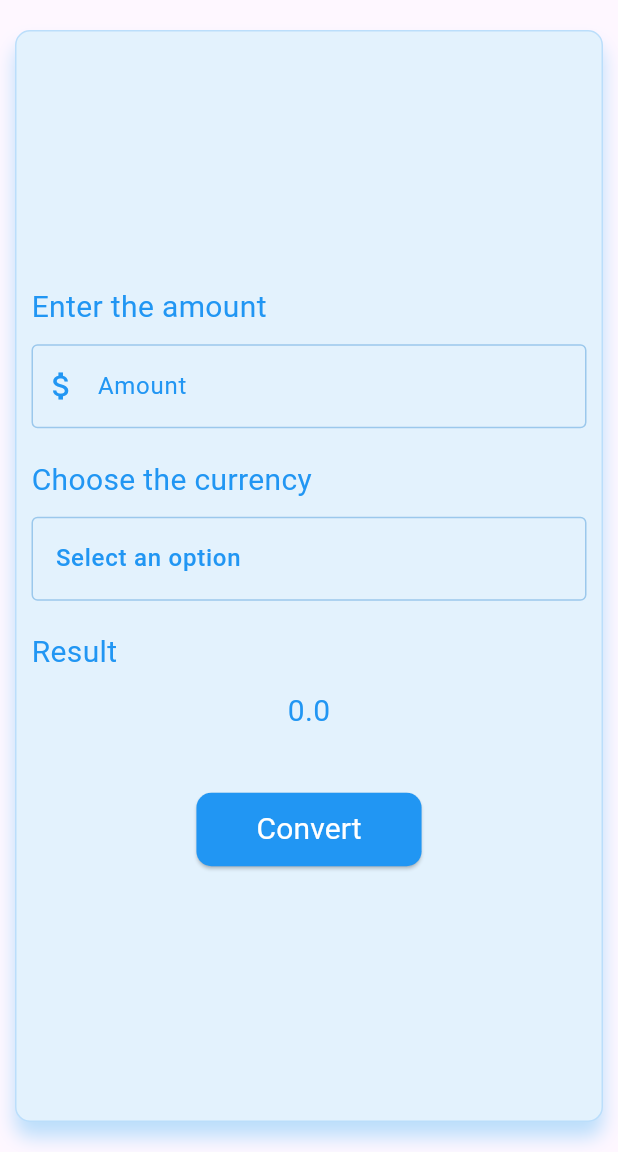
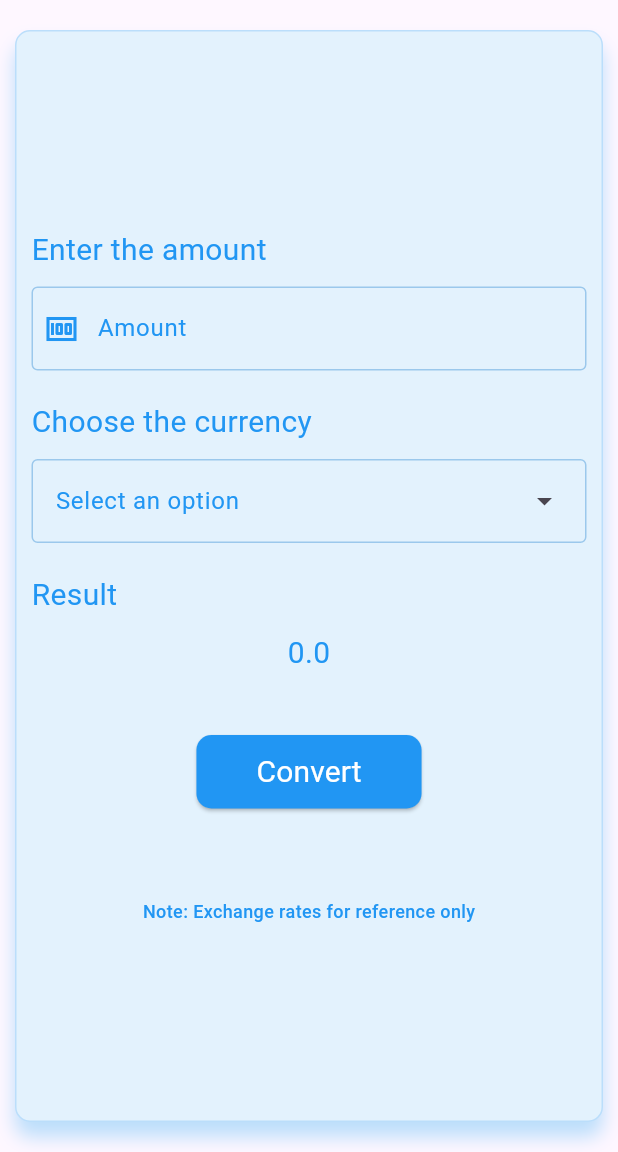
Before and after one commit to CalmNerd/currency-converter-flutter, a Flutter app: the screen it shows after launch, on a phone screen of 412 x 824 dp, the part 84-1236 px from its top. Run offline on Flutter 3.47's test engine with Material 3 defaults, Android fonts, the phone set to English and light mode, and no system bars.

Commit message:
add: DropdownMenu Widget add to select currency

```diff
--- a/lib/home.dart
+++ b/lib/home.dart
@@ -10,10 +10,18 @@ class _StatefulHomeState extends State<StatefulHome> {
   double result = 0;
   final TextEditingController amountController = TextEditingController();
 
+  // Add this reusable button style for dropdown items
+  final dropdownItemStyle = ButtonStyle(
+    foregroundColor: WidgetStateProperty.all(Colors.blue),
+  );
+
+  String? selectedCurrency;
+
   final focusedBorder = OutlineInputBorder(
     borderSide: BorderSide(color: Colors.blue),
     borderRadius: BorderRadius.all(Radius.circular(10)),
   );
+
   final enabledBorder = OutlineInputBorder(
     borderSide: BorderSide(
       color: const Color.fromARGB(255, 155, 200, 236),
@@ -75,7 +83,7 @@ class _StatefulHomeState extends State<StatefulHome> {
                     TextField(
                       controller: amountController,
                       decoration: InputDecoration(
-                        prefixIcon: Icon(Icons.attach_money),
+                        prefixIcon: Icon(Icons.money),
                         prefixIconColor: Colors.blue,
                         prefixIconConstraints: BoxConstraints(minWidth: 40),
                         focusedBorder: focusedBorder,
@@ -110,27 +118,94 @@ class _StatefulHomeState extends State<StatefulHome> {
                         color: Colors.blue,
                       ),
                     ),
-                    TextField(
-                      decoration: InputDecoration(
-                        border: OutlineInputBorder(),
-                        // label: Text(
-                        //   'Currency',
-                        //   style: TextStyle(color: Colors.blue),
-                        // ),
-
-                        // or
-                        // labelText: 'Currency',
-                        // or
-                        hintText: 'Select an option',
+                    DropdownMenu(
+                      width: MediaQuery.of(context).size.width,
+                      hintText: 'Select an option',
+                      focusNode: FocusNode(),
+                      requestFocusOnTap: true,
+                      // helperText: 'Select an option',
+                      initialSelection: selectedCurrency,
+                      onSelected: (value) =>
+                          setState(() => selectedCurrency = value),
+                      dropdownMenuEntries: [
+                        DropdownMenuEntry(
+                          value: '0.01127',
+                          label: 'USD',
+                          style: ButtonStyle(
+                            foregroundColor: WidgetStateProperty.all(
+                              Colors.blue,
+                            ),
+                          ),
+                        ),
+                        DropdownMenuEntry(
+                          value: '0.00975',
+                          label: 'EUR',
+                          style: dropdownItemStyle,
+                        ),
+                        DropdownMenuEntry(
+                          value: '0.00846',
+                          label: 'GBP',
+                          style: dropdownItemStyle,
+                        ),
+                        DropdownMenuEntry(
+                          value: '1.7111',
+                          label: 'JPY',
+                          style: dropdownItemStyle,
+                        ),
+                        DropdownMenuEntry(
+                          value: '16.038',
+                          label: 'KRW',
+                          style: dropdownItemStyle,
+                        ),
+                        DropdownMenuEntry(
+                          value: '0.2105',
+                          label: 'MXN',
+                          style: dropdownItemStyle,
+                        ),
+                        DropdownMenuEntry(
+                          value: '0.0193',
+                          label: 'NZD',
+                          style: dropdownItemStyle,
+                        ),
+                        DropdownMenuEntry(
+                          value: '0.9209',
+                          label: 'RUB',
+                          style: dropdownItemStyle,
+                        ),
+                        DropdownMenuEntry(
+                          value: '0.0426',
+                          label: 'SAR',
+                          style: dropdownItemStyle,
+                        ),
+                        DropdownMenuEntry(
+                          value: '0.1074',
+                          label: 'SEK',
+                          style: dropdownItemStyle,
+                        ),
+                        DropdownMenuEntry(
+                          value: '0.0147',
+                          label: 'SGD',
+                          style: dropdownItemStyle,
+                        ),
+                      ],
+                      textStyle: TextStyle(color: Colors.blue),
+                      inputDecorationTheme: InputDecorationTheme(
                         hintStyle: TextStyle(color: Colors.blue),
-
-                        // labelStyle: TextStyle(color: Colors.blue),
+                        enabledBorder: enabledBorder,
                         focusedBorder: focusedBorder,
-                        enabledBorder: enabledBorder,
                       ),
-                      style: TextStyle(
-                        color: Colors.blue,
-                        fontWeight: FontWeight.w500,
+                      menuStyle: MenuStyle(
+                        maximumSize: WidgetStateProperty.all(
+                          Size(MediaQuery.of(context).size.width * 0.88, 200),
+                        ),
+                        backgroundColor: WidgetStateProperty.all(
+                          Colors.blue[50],
+                        ),
+                        shape: WidgetStateProperty.all(
+                          RoundedRectangleBorder(
+                            borderRadius: BorderRadius.circular(10),
+                          ),
+                        ),
                       ),
                     ),
                   ],
@@ -167,7 +242,9 @@ class _StatefulHomeState extends State<StatefulHome> {
                   child: ElevatedButton(
                     onPressed: () {
                       setState(() {
-                        result = double.parse(amountController.text) * 100;
+                        result =
+                            double.parse(amountController.text) *
+                            double.parse(selectedCurrency!);
                       });
                     },
                     style: ElevatedButton.styleFrom(
@@ -186,6 +263,20 @@ class _StatefulHomeState extends State<StatefulHome> {
                         color: Colors.white,
                         fontSize: 20,
                         fontWeight: FontWeight.w400,
+                      ),
+                    ),
+                  ),
+                ),
+
+                Container(
+                  margin: EdgeInsets.only(top: 40),
+                  child: Center(
+                    child: Text(
+                      'Note: Exchange rates for reference only',
+                      style: TextStyle(
+                        color: Colors.blue,
+                        fontSize: 12,
+                        fontWeight: FontWeight.w500,
                       ),
                     ),
                   ),
```
